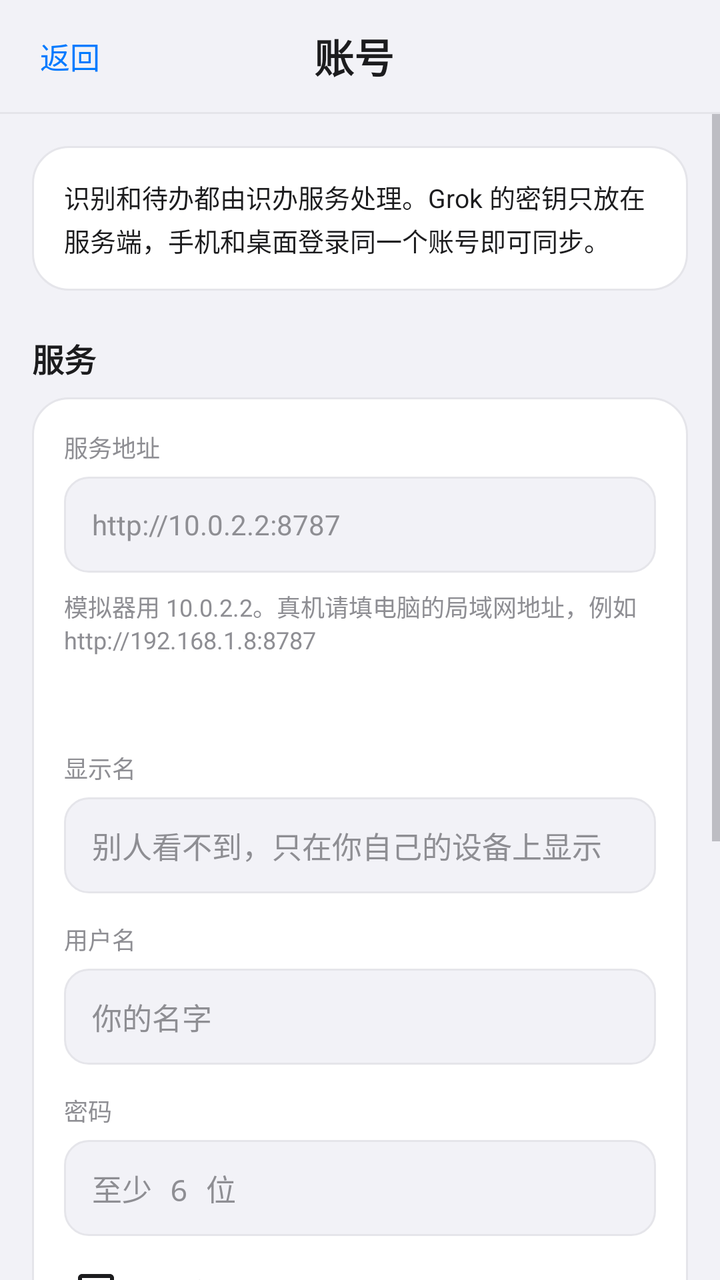
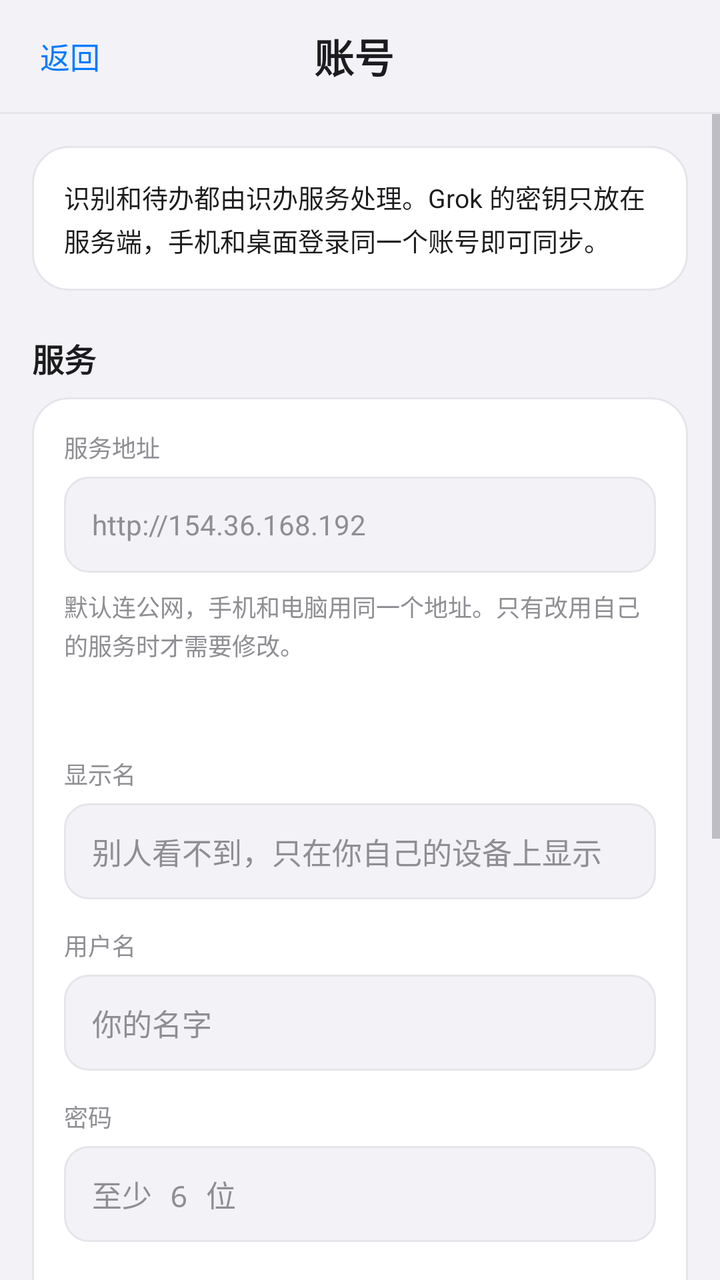

The first picture is an Android layout as it rendered before a commit; the second is the same layout after the commit. The layout source and the unified diff follow.
<!-- AndroidManifest.xml: application theme Theme.Shiban -->
<!-- res/layout/activity_settings.xml -->
<?xml version="1.0" encoding="utf-8"?>
<LinearLayout xmlns:android="http://schemas.android.com/apk/res/android"
    xmlns:app="http://schemas.android.com/apk/res-auto"
    android:layout_width="match_parent"
    android:layout_height="match_parent"
    android:background="@color/paper"
    android:fitsSystemWindows="true"
    android:orientation="vertical">

    <LinearLayout
        android:layout_width="match_parent"
        android:layout_height="56dp"
        android:gravity="center_vertical"
        android:paddingLeft="8dp"
        android:paddingRight="16dp">

        <TextView
            android:id="@+id/back"
            style="@style/ShibanBack"
            android:text="返回" />

        <TextView
            style="@style/ShibanTitle"
            android:layout_width="0dp"
            android:layout_height="wrap_content"
            android:layout_weight="1"
            android:gravity="center"
            android:text="账号" />

        <View
            android:layout_width="52dp"
            android:layout_height="1dp" />
    </LinearLayout>

    <View
        android:layout_width="match_parent"
        android:layout_height="1dp"
        android:background="@color/line" />

    <ScrollView
        android:layout_width="match_parent"
        android:layout_height="0dp"
        android:layout_weight="1">

        <LinearLayout
            android:layout_width="match_parent"
            android:layout_height="wrap_content"
            android:orientation="vertical"
            android:padding="16dp">

            <TextView
                android:layout_width="match_parent"
                android:layout_height="wrap_content"
                android:background="@drawable/bg_card"
                android:lineSpacingExtra="3dp"
                android:padding="16dp"
                android:text="识别和待办都由识办服务处理。Grok 的密钥只放在服务端，手机和桌面登录同一个账号即可同步。"
                android:textColor="@color/ink"
                android:textSize="13sp" />

            <TextView
                style="@style/ShibanSection"
                android:text="服务" />

            <LinearLayout
                android:layout_width="match_parent"
                android:layout_height="wrap_content"
                android:background="@drawable/bg_card"
                android:orientation="vertical"
                android:padding="16dp">

                <TextView
                    style="@style/ShibanLabel"
                    android:layout_marginTop="0dp"
                    android:text="服务地址" />

                <android.widget.EditText
                    android:id="@+id/serverUrl"
                    style="@style/Widget.Shiban.Field"
                    android:hint="http://10.0.2.2:8787"
                    android:inputType="textUri"
                    android:textSize="14sp" />

                <TextView
                    android:layout_width="match_parent"
                    android:layout_height="wrap_content"
                    android:layout_marginTop="8dp"
                    android:lineSpacingExtra="2dp"
                    android:text="模拟器用 10.0.2.2。真机请填电脑的局域网地址，例如 http://192.168.1.8:8787"
                    android:textColor="@color/muted"
                    android:textSize="12sp" />

                <TextView
                    android:id="@+id/accountStatus"
                    android:layout_width="match_parent"
                    android:layout_height="wrap_content"
                    android:layout_marginTop="14dp"
                    android:textColor="@color/ink"
                    android:textSize="14sp" />

                <TextView
                    style="@style/ShibanLabel"
                    android:text="显示名" />

                <android.widget.EditText
                    android:id="@+id/displayName"
                    style="@style/Widget.Shiban.Field"
                    android:hint="别人看不到，只在你自己的设备上显示"
                    android:inputType="textPersonName"
                    android:textSize="15sp" />

                <TextView
                    style="@style/ShibanLabel"
                    android:text="用户名" />

                <android.widget.EditText
                    android:id="@+id/username"
                    style="@style/Widget.Shiban.Field"
                    android:hint="你的名字"
                    android:inputType="text"
                    android:textSize="15sp" />

                <TextView
                    style="@style/ShibanLabel"
                    android:text="密码" />

                <android.widget.EditText
                    android:id="@+id/password"
                    style="@style/Widget.Shiban.Field"
                    android:hint="至少 6 位"
                    android:inputType="textPassword"
                    android:textSize="15sp" />

                <androidx.appcompat.widget.AppCompatCheckBox
                    android:id="@+id/showPassword"
                    android:layout_width="wrap_content"
                    android:layout_height="wrap_content"
                    android:layout_marginTop="4dp"
                    android:text="显示密码"
                    android:textColor="@color/ink"
                    app:buttonTint="@color/ink" />

                <TextView
                    android:id="@+id/status"
                    android:layout_width="match_parent"
                    android:layout_height="wrap_content"
                    android:layout_marginTop="8dp"
                    android:textColor="@color/muted"
                    android:textSize="13sp"
                    android:visibility="gone" />

                <com.google.android.material.button.MaterialButton
                    android:id="@+id/login"
                    style="@style/Widget.Shiban.Button"
                    android:layout_width="match_parent"
                    android:layout_height="wrap_content"
                    android:layout_marginTop="16dp"
                    android:text="登录" />

                <com.google.android.material.button.MaterialButton
                    android:id="@+id/register"
                    style="@style/Widget.Shiban.Button.Outlined"
                    android:layout_width="match_parent"
                    android:layout_height="wrap_content"
                    android:layout_marginTop="8dp"
                    android:text="注册并登录" />

                <com.google.android.material.button.MaterialButton
                    android:id="@+id/saveProfile"
                    style="@style/Widget.Shiban.Button.Outlined"
                    android:layout_width="match_parent"
                    android:layout_height="wrap_content"
                    android:layout_marginTop="8dp"
                    android:text="保存显示名"
                    android:visibility="gone" />

                <TextView
                    style="@style/ShibanLabel"
                    android:text="修改密码" />

                <android.widget.EditText
                    android:id="@+id/oldPassword"
                    style="@style/Widget.Shiban.Field"
                    android:hint="当前密码"
                    android:inputType="textPassword"
                    android:textSize="15sp" />

                <android.widget.EditText
                    android:id="@+id/newPassword"
                    style="@style/Widget.Shiban.Field"
                    android:hint="新密码，至少 6 位"
                    android:inputType="textPassword"
                    android:textSize="15sp" />

                <com.google.android.material.button.MaterialButton
                    android:id="@+id/changePassword"
                    style="@style/Widget.Shiban.Button.Outlined"
                    android:layout_width="match_parent"
                    android:layout_height="wrap_content"
                    android:layout_marginTop="8dp"
                    android:text="修改密码"
                    android:visibility="gone" />

                <LinearLayout
                    android:id="@+id/aiSection"
                    android:layout_width="match_parent"
                    android:layout_height="wrap_content"
                    android:orientation="vertical"
                    android:visibility="gone">

                    <TextView
                        style="@style/ShibanLabel"
                        android:text="识别模型，随账号同步" />

                    <TextView
                        android:layout_width="match_parent"
                        android:layout_height="wrap_content"
                        android:layout_marginTop="4dp"
                        android:text="密钥只属于这个账号。换手机或打开桌面端登录后会自动带上，其他用户看不到。"
                        android:textColor="@color/muted"
                        android:textSize="12sp" />

                    <TextView
                        style="@style/ShibanLabel"
                        android:text="接口地址" />

                    <android.widget.EditText
                        android:id="@+id/aiBaseUrl"
                        style="@style/Widget.Shiban.Field"
                        android:hint="https://api.x.ai/v1"
                        android:inputType="textUri"
                        android:textSize="14sp" />

                    <TextView
                        style="@style/ShibanLabel"
                        android:text="模型名" />

                    <android.widget.EditText
                        android:id="@+id/aiModel"
                        style="@style/Widget.Shiban.Field"
                        android:hint="grok-4.7"
                        android:inputType="text"
                        android:textSize="14sp" />

                    <TextView
                        style="@style/ShibanLabel"
                        android:text="API Key" />

                    <android.widget.EditText
                        android:id="@+id/aiApiKey"
                        style="@style/Widget.Shiban.Field"
                        android:hint="xai-..."
                        android:inputType="textPassword"
                        android:textSize="14sp" />

                    <androidx.appcompat.widget.AppCompatCheckBox
                        android:id="@+id/showAiKey"
                        android:layout_width="wrap_content"
                        android:layout_height="wrap_content"
                        android:text="显示密钥"
                        android:textColor="@color/ink"
                        app:buttonTint="@color/ink" />

                    <com.google.android.material.button.MaterialButton
                        android:id="@+id/saveAi"
                        style="@style/Widget.Shiban.Button"
                        android:layout_width="match_parent"
                        android:layout_height="wrap_content"
                        android:layout_marginTop="8dp"
                        android:text="保存到账号" />
                </LinearLayout>

                <com.google.android.material.button.MaterialButton
                    android:id="@+id/logout"
                    style="@style/Widget.Shiban.Button.Text"
                    android:layout_width="match_parent"
                    android:layout_height="wrap_content"
                    android:text="退出登录"
                    android:visibility="gone" />
            </LinearLayout>

            <TextView
                android:id="@+id/version"
                android:layout_width="match_parent"
                android:layout_height="wrap_content"
                android:layout_marginTop="18dp"
                android:gravity="center"
                android:textColor="@color/muted"
                android:textSize="12sp" />
        </LinearLayout>
    </ScrollView>
</LinearLayout>
<!-- resources referenced by this layout -->
<resources>
  <color name="ink">#1C1C1E</color>
  <color name="line">#E5E5EA</color>
  <color name="muted">#8E8E93</color>
  <color name="paper">#F2F2F7</color>
  <!-- drawable bg_card (drawable) -->
  <?xml version="1.0" encoding="utf-8"?>
  <shape xmlns:android="http://schemas.android.com/apk/res/android">
      <solid android:color="@color/card" />
      <stroke
          android:width="1dp"
          android:color="@color/line" />
      <corners android:radius="18dp" />
  </shape>
  <style name="ShibanBack">
          <item name="android:layout_width">wrap_content</item>
          <item name="android:layout_height">40dp</item>
          <item name="android:gravity">center</item>
          <item name="android:paddingLeft">12dp</item>
          <item name="android:paddingRight">12dp</item>
          <item name="android:textColor">@color/seal</item>
          <item name="android:textSize">15sp</item>
          <item name="android:background">?attr/selectableItemBackgroundBorderless</item>
      </style>
  <style name="ShibanLabel">
          <item name="android:layout_width">wrap_content</item>
          <item name="android:layout_height">wrap_content</item>
          <item name="android:layout_marginTop">14dp</item>
          <item name="android:textColor">@color/muted</item>
          <item name="android:textSize">12sp</item>
      </style>
  <style name="ShibanSection">
          <item name="android:layout_width">match_parent</item>
          <item name="android:layout_height">wrap_content</item>
          <item name="android:layout_marginTop">22dp</item>
          <item name="android:layout_marginBottom">8dp</item>
          <item name="android:textColor">@color/ink</item>
          <item name="android:textSize">16sp</item>
          <item name="android:textStyle">bold</item>
      </style>
  <style name="ShibanTitle">
          <item name="android:textColor">@color/ink</item>
          <item name="android:textSize">20sp</item>
          <item name="android:textStyle">bold</item>
          <item name="android:fontFamily">sans-serif-medium</item>
      </style>
  <style name="Widget.Shiban.Button" parent="Widget.Material3.Button">
          <item name="cornerRadius">22dp</item>
          <item name="android:textAllCaps">false</item>
          <item name="android:textSize">16sp</item>
          <item name="android:minHeight">44dp</item>
          <item name="android:insetTop">0dp</item>
          <item name="android:insetBottom">0dp</item>
          <item name="backgroundTint">@color/seal</item>
          <item name="android:textColor">@color/card</item>
          <item name="elevation">0dp</item>
          <item name="android:stateListAnimator">@null</item>
      </style>
  <style name="Widget.Shiban.Button.Text" parent="Widget.Material3.Button.TextButton">
          <item name="android:textAllCaps">false</item>
          <item name="android:textColor">@color/seal</item>
          <item name="android:textSize">14sp</item>
          <item name="android:minHeight">44dp</item>
          <item name="android:insetTop">0dp</item>
          <item name="android:insetBottom">0dp</item>
      </style>
  <color name="card">#FFFFFF</color>
  <color name="seal">#007AFF</color>
  <!-- drawable bg_input (drawable) -->
  <?xml version="1.0" encoding="utf-8"?>
  <shape xmlns:android="http://schemas.android.com/apk/res/android">
      <solid android:color="@color/paper" />
      <stroke
          android:width="1dp"
          android:color="@color/line" />
      <corners android:radius="12dp" />
  </shape>
  <color name="moss">#3E6B54</color>
  <!-- unchanged entries left out for length: 3 -->
</resources>

<!-- the commit's change to res/layout/activity_settings.xml (unified diff, before → after) -->
@@ -77,7 +77,7 @@
                 <android.widget.EditText
                     android:id="@+id/serverUrl"
                     style="@style/Widget.Shiban.Field"
-                    android:hint="http://10.0.2.2:8787"
+                    android:hint="http://154.36.168.192"
                     android:inputType="textUri"
                     android:textSize="14sp" />
 
@@ -86,7 +86,7 @@
                     android:layout_height="wrap_content"
                     android:layout_marginTop="8dp"
                     android:lineSpacingExtra="2dp"
-                    android:text="模拟器用 10.0.2.2。真机请填电脑的局域网地址，例如 http://192.168.1.8:8787"
+                    android:text="默认连公网，手机和电脑用同一个地址。只有改用自己的服务时才需要修改。"
                     android:textColor="@color/muted"
                     android:textSize="12sp" />
 
